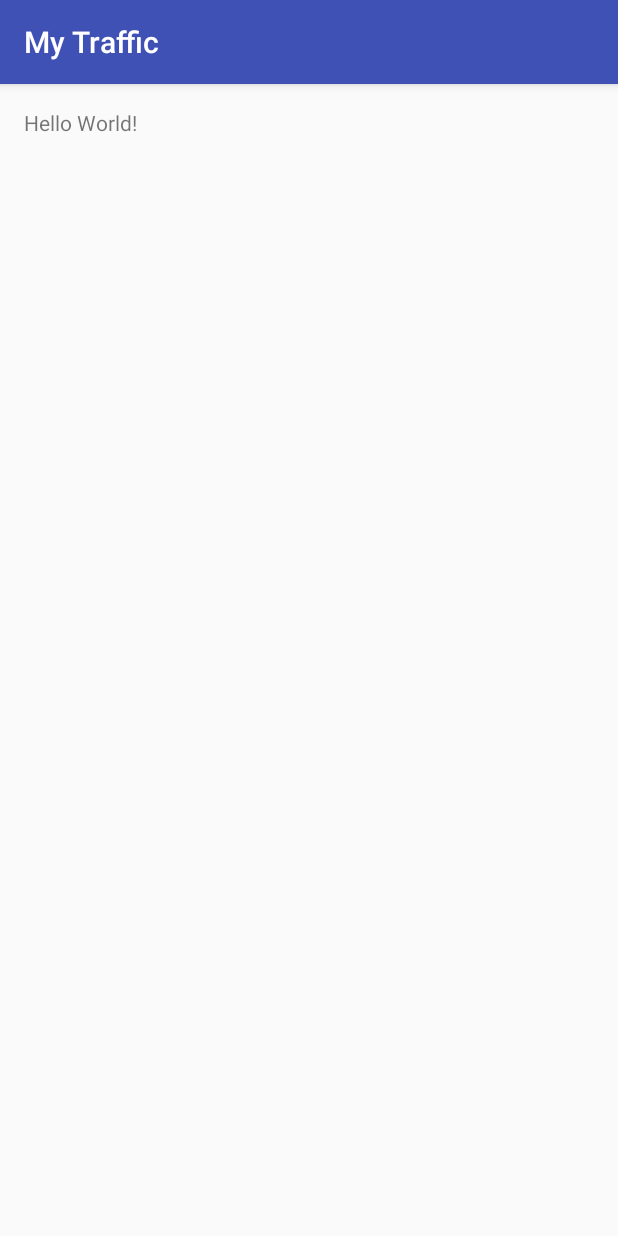
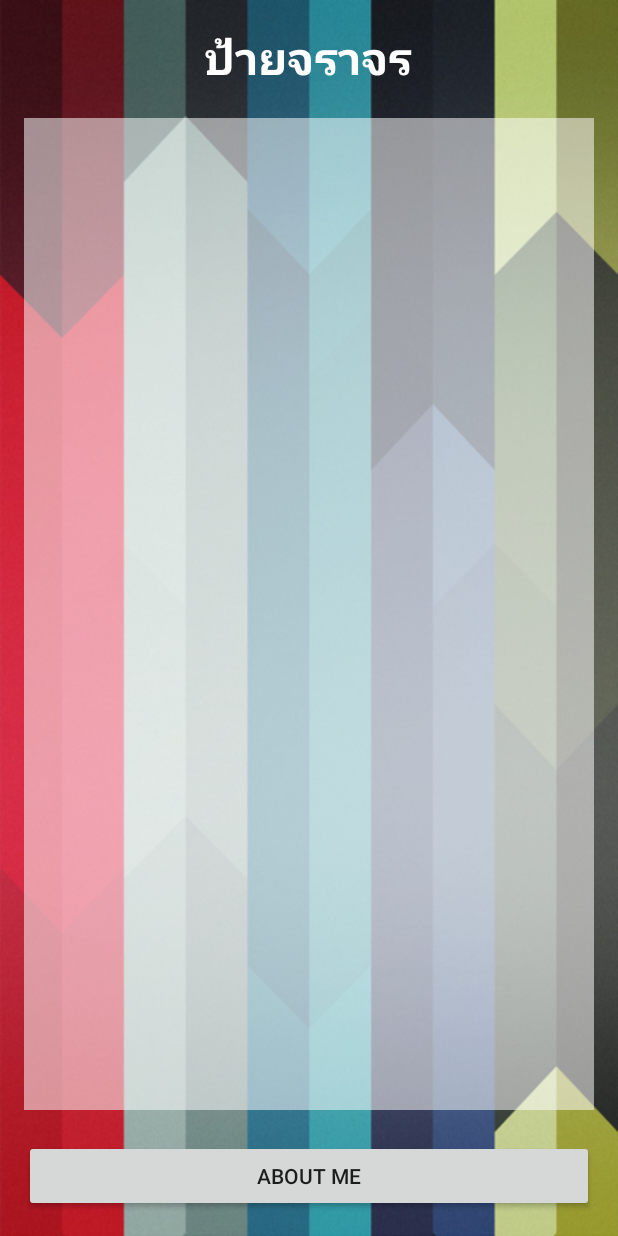
Before and after one commit to evesuthida/My-Traffic, an Android app: the screen it shows after launch (MainActivity), on a phone screen of 412 x 824 dp. Run offline under Robolectric (Android 15) with nearby library versions, the phone set to English and light mode, and no system bars.

Commit message:
Design UI Main

```diff
--- a/app/src/main/res/layout/activity_main.xml
+++ b/app/src/main/res/layout/activity_main.xml
@@ -7,10 +7,34 @@
     android:paddingLeft="@dimen/activity_horizontal_margin"
     android:paddingRight="@dimen/activity_horizontal_margin"
     android:paddingTop="@dimen/activity_vertical_margin"
-    tools:context="com.example.evesuthida.mytraffic.MainActivity">
+    tools:context="com.example.evesuthida.mytraffic.MainActivity"
+    android:background="@drawable/wallpapers_a_01">
 
     <TextView
         android:layout_width="wrap_content"
         android:layout_height="wrap_content"
-        android:text="Hello World!" />
+        android:text="@string/title_main"
+        android:id="@+id/textView"
+        android:textSize="@dimen/h1"
+        android:textStyle="bold"
+        android:layout_centerHorizontal="true"
+        android:textColor="@color/text" />
+
+    <Button
+        android:layout_width="match_parent"
+        android:layout_height="wrap_content"
+        android:text="@string/button"
+        android:id="@+id/button"
+        android:layout_alignParentEnd="false"
+        android:layout_alignParentBottom="true" />
+
+    <ListView
+        android:layout_width="wrap_content"
+        android:layout_height="wrap_content"
+        android:id="@+id/listView"
+        android:layout_below="@+id/textView"
+        android:layout_above="@+id/button"
+        android:layout_marginTop="20dp"
+        android:layout_marginBottom="20dp"
+        android:background="#87FFFFFF" />
 </RelativeLayout>
--- a/app/src/main/res/values/colors.xml
+++ b/app/src/main/res/values/colors.xml
@@ -3,4 +3,7 @@
     <color name="colorPrimary">#3F51B5</color>
     <color name="colorPrimaryDark">#303F9F</color>
     <color name="colorAccent">#FF4081</color>
+
+    <color name="text">#ffffff</color>
+
 </resources>
--- a/app/src/main/res/values/dimens.xml
+++ b/app/src/main/res/values/dimens.xml
@@ -2,4 +2,9 @@
     <!-- Default screen margins, per the Android Design guidelines. -->
     <dimen name="activity_horizontal_margin">16dp</dimen>
     <dimen name="activity_vertical_margin">16dp</dimen>
+
+    <dimen name="h1">30sp</dimen>
+    <dimen name="h2">20sp</dimen>
+    <dimen name="h3">16sp</dimen>
+
 </resources>
--- a/app/src/main/res/values/strings.xml
+++ b/app/src/main/res/values/strings.xml
@@ -1,3 +1,7 @@
 <resources>
     <string name="app_name">My Traffic</string>
+
+    <string name="title_main">ป้ายจราจร</string>
+    <string name="button">About Me</string>
+
 </resources>
--- a/app/src/main/res/values/styles.xml
+++ b/app/src/main/res/values/styles.xml
@@ -1,7 +1,7 @@
 <resources>
 
     <!-- Base application theme. -->
-    <style name="AppTheme" parent="Theme.AppCompat.Light.DarkActionBar">
+    <style name="AppTheme" parent="Theme.AppCompat.Light.NoActionBar">
         <!-- Customize your theme here. -->
         <item name="colorPrimary">@color/colorPrimary</item>
         <item name="colorPrimaryDark">@color/colorPrimaryDark</item>
```
Also changed, not shown: app/src/main/res/drawable/wallpapers_a_01.png (added).
